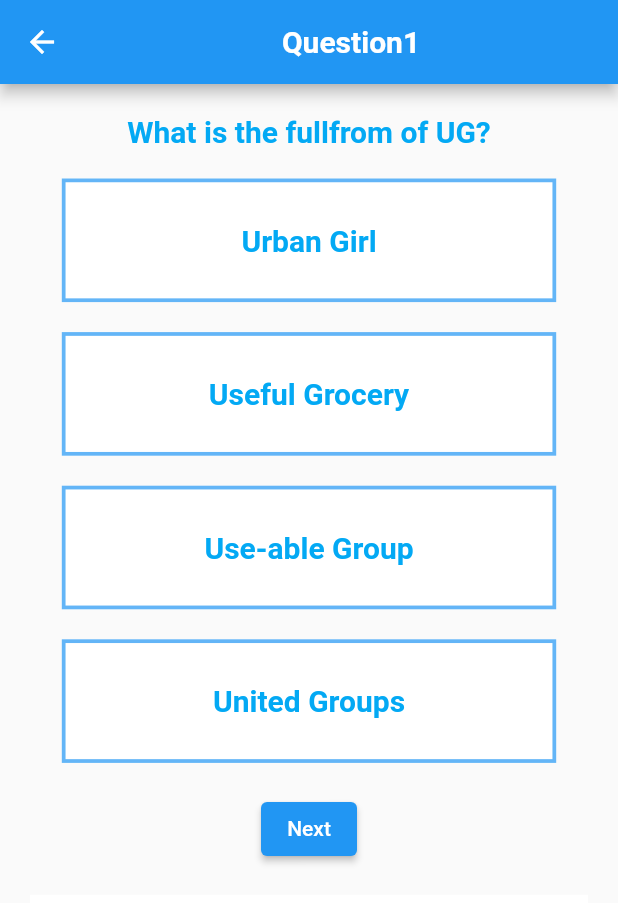
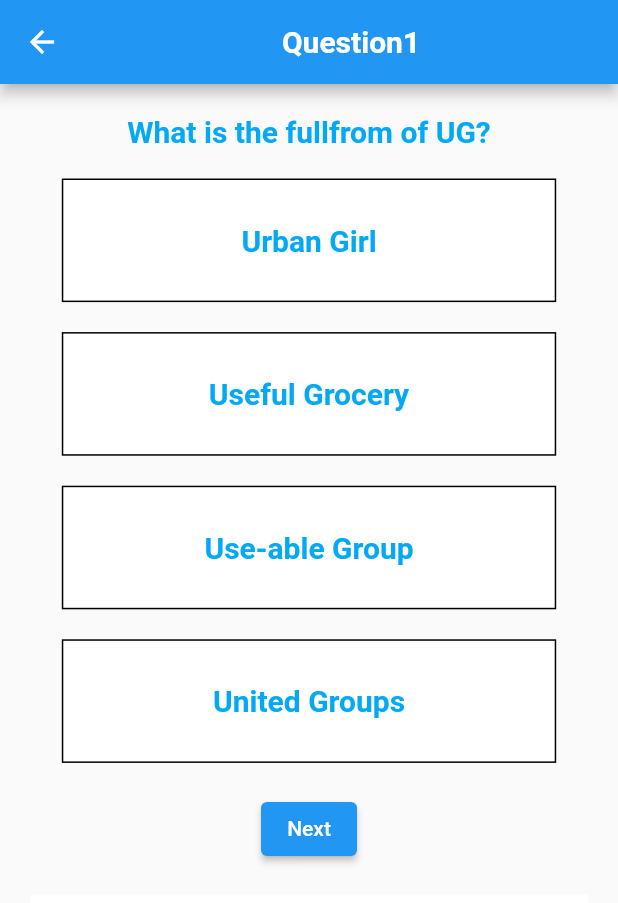
Before and after one commit to Sumina1/QuizAoo, a Flutter app: the Quiz screen opened directly, on a phone screen of 412 x 824 dp. Shown: the top 903 px of the screen. Run offline on Flutter 3.47's test engine with Material 2 defaults, Android fonts, the light colour scheme and no system bars; our stand-ins replace syncfusion_flutter_gauges.

Commit message:
changing container border color

```diff
--- a/lib/quizUI.dart
+++ b/lib/quizUI.dart
@@ -67,9 +67,12 @@ class _QuizState extends State<Quiz> {
                     }, child: Text('Next')),
                     SizedBox(height:20),
                     Container(
-                        color: Colors.white,
+
+                        decoration: BoxDecoration(
+                          color: Colors.white,
+                        ),
+
                         child: Center(child: Text(answer,style: TextStyle(fontSize: 20,fontWeight: FontWeight.bold,color: textColor)))),
-
                   ],
                 ),
               ),
@@ -117,9 +120,8 @@ class _QuizState extends State<Quiz> {
             decoration: BoxDecoration(
                 color: containercolor,
 
-                border: Border.all(
-                    width: 2.5,
-                    color: Colors.blue.withOpacity(0.7))),
+
+                  border: Border.all(color: Colors.black,)),
             child: Text('${questions[initialindex]['option'][index]}',style: TextStyle(fontSize: 20,fontWeight: FontWeight.bold,color: textColor))));
   }
 }
```
